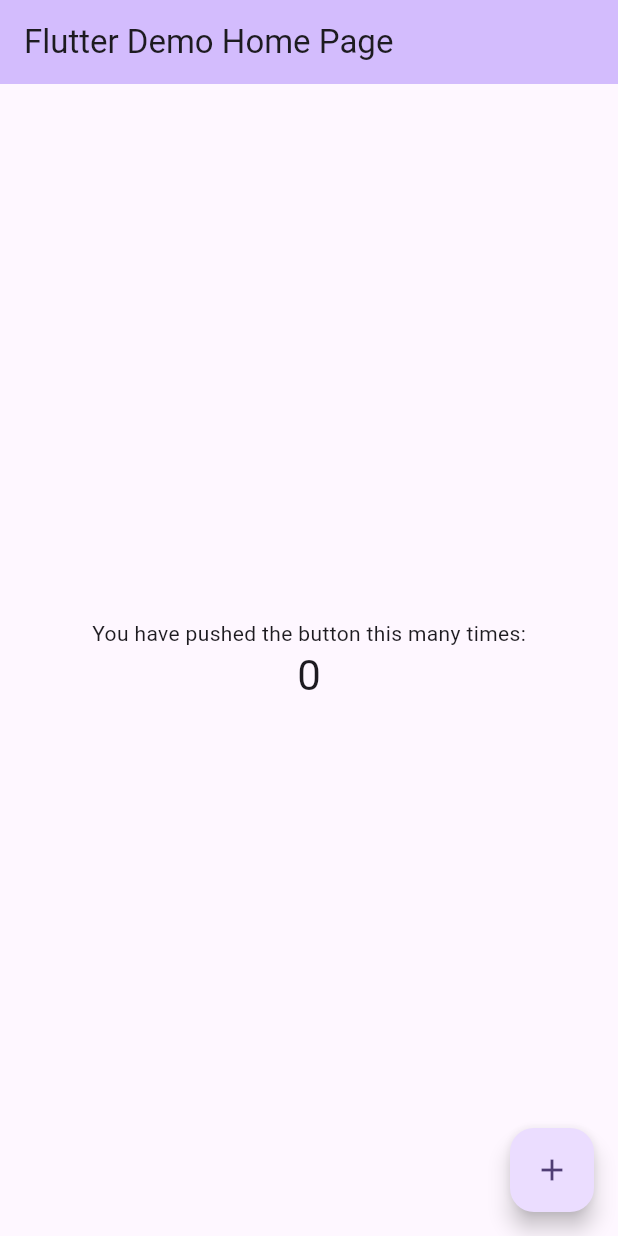
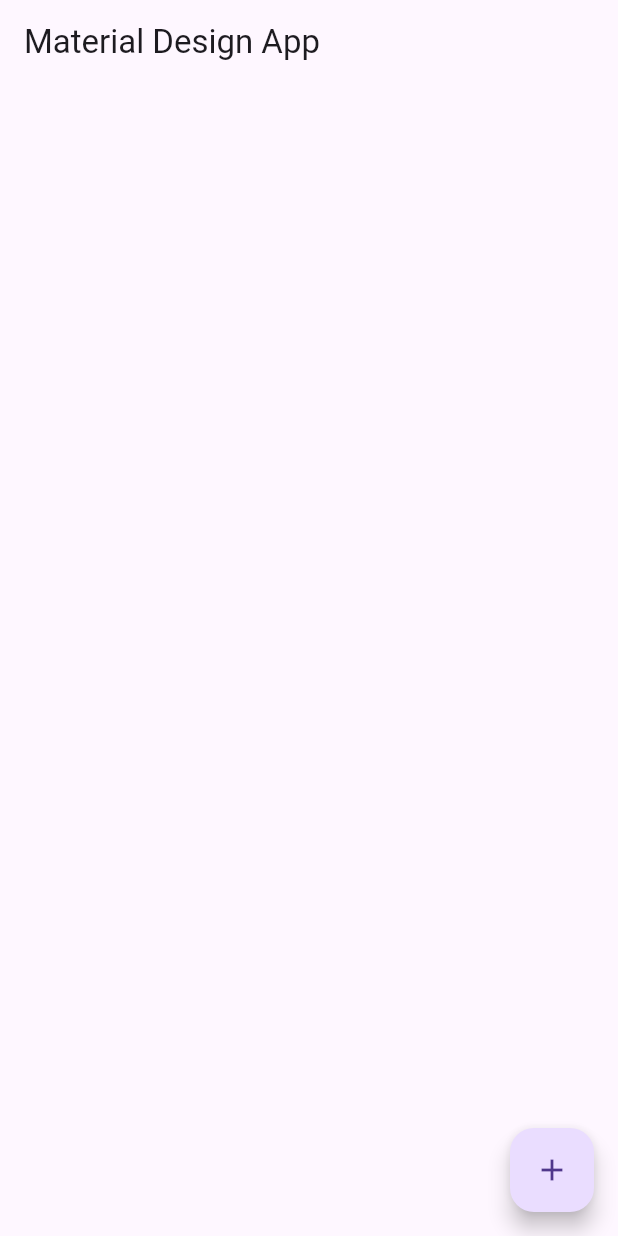
Before and after one commit to kikye04040/material_flutter_app, a Flutter app: the screen it shows after launch, on a phone screen of 412 x 824 dp. Run offline on Flutter 3.47's test engine with Material 3 defaults, Android fonts, the phone set to English and light mode, and no system bars.

Commit message:
feat: 제목 줄 추가하기

```diff
--- a/lib/main.dart
+++ b/lib/main.dart
@@ -7,119 +7,31 @@
 class MyApp extends StatelessWidget {
   const MyApp({super.key});
 
-  // This widget is the root of your application.
   @override
   Widget build(BuildContext context) {
     return MaterialApp(
-      title: 'Flutter Demo',
+      title: 'Material Flutter Demo',
       theme: ThemeData(
-        // This is the theme of your application.
-        //
-        // TRY THIS: Try running your application with "flutter run". You'll see
-        // the application has a purple toolbar. Then, without quitting the app,
-        // try changing the seedColor in the colorScheme below to Colors.green
-        // and then invoke "hot reload" (save your changes or press the "hot
-        // reload" button in a Flutter-supported IDE, or press "r" if you used
-        // the command line to start the app).
-        //
-        // Notice that the counter didn't reset back to zero; the application
-        // state is not lost during the reload. To reset the state, use hot
-        // restart instead.
-        //
-        // This works for code too, not just values: Most code changes can be
-        // tested with just a hot reload.
-        colorScheme: ColorScheme.fromSeed(seedColor: Colors.deepPurple),
-        useMaterial3: true,
+        primarySwatch: Colors.blue
       ),
-      home: const MyHomePage(title: 'Flutter Demo Home Page'),
+      home: MaterialFlutterApp(),
     );
   }
 }
 
-class MyHomePage extends StatefulWidget {
-  const MyHomePage({super.key, required this.title});
-
-  // This widget is the home page of your application. It is stateful, meaning
-  // that it has a State object (defined below) that contains fields that affect
-  // how it looks.
-
-  // This class is the configuration for the state. It holds the values (in this
-  // case the title) provided by the parent (in this case the App widget) and
-  // used by the build method of the State. Fields in a Widget subclass are
-  // always marked "final".
-
-  final String title;
-
+class MaterialFlutterApp extends StatefulWidget {
   @override
-  State<MyHomePage> createState() => _MyHomePageState();
+  State<StatefulWidget> createState() {
+    return _MaterialFlutterApp();
+  }
 }
 
-class _MyHomePageState extends State<MyHomePage> {
-  int _counter = 0;
-
-  void _incrementCounter() {
-    setState(() {
-      // This call to setState tells the Flutter framework that something has
-      // changed in this State, which causes it to rerun the build method below
-      // so that the display can reflect the updated values. If we changed
-      // _counter without calling setState(), then the build method would not be
-      // called again, and so nothing would appear to happen.
-      _counter++;
-    });
-  }
-
+class _MaterialFlutterApp extends State<MaterialFlutterApp> {
   @override
   Widget build(BuildContext context) {
-    // This method is rerun every time setState is called, for instance as done
-    // by the _incrementCounter method above.
-    //
-    // The Flutter framework has been optimized to make rerunning build methods
-    // fast, so that you can just rebuild anything that needs updating rather
-    // than having to individually change instances of widgets.
     return Scaffold(
-      appBar: AppBar(
-        // TRY THIS: Try changing the color here to a specific color (to
-        // Colors.amber, perhaps?) and trigger a hot reload to see the AppBar
-        // change color while the other colors stay the same.
-        backgroundColor: Theme.of(context).colorScheme.inversePrimary,
-        // Here we take the value from the MyHomePage object that was created by
-        // the App.build method, and use it to set our appbar title.
-        title: Text(widget.title),
-      ),
-      body: Center(
-        // Center is a layout widget. It takes a single child and positions it
-        // in the middle of the parent.
-        child: Column(
-          // Column is also a layout widget. It takes a list of children and
-          // arranges them vertically. By default, it sizes itself to fit its
-          // children horizontally, and tries to be as tall as its parent.
-          //
-          // Column has various properties to control how it sizes itself and
-          // how it positions its children. Here we use mainAxisAlignment to
-          // center the children vertically; the main axis here is the vertical
-          // axis because Columns are vertical (the cross axis would be
-          // horizontal).
-          //
-          // TRY THIS: Invoke "debug painting" (choose the "Toggle Debug Paint"
-          // action in the IDE, or press "p" in the console), to see the
-          // wireframe for each widget.
-          mainAxisAlignment: MainAxisAlignment.center,
-          children: <Widget>[
-            const Text(
-              'You have pushed the button this many times:',
-            ),
-            Text(
-              '$_counter',
-              style: Theme.of(context).textTheme.headlineMedium,
-            ),
-          ],
-        ),
-      ),
-      floatingActionButton: FloatingActionButton(
-        onPressed: _incrementCounter,
-        tooltip: 'Increment',
-        child: const Icon(Icons.add),
-      ), // This trailing comma makes auto-formatting nicer for build methods.
+      appBar: AppBar(title: Text('Material Design App'),),
+      floatingActionButton: FloatingActionButton(child: Icon(Icons.add), onPressed: () {})
     );
   }
 }
```
